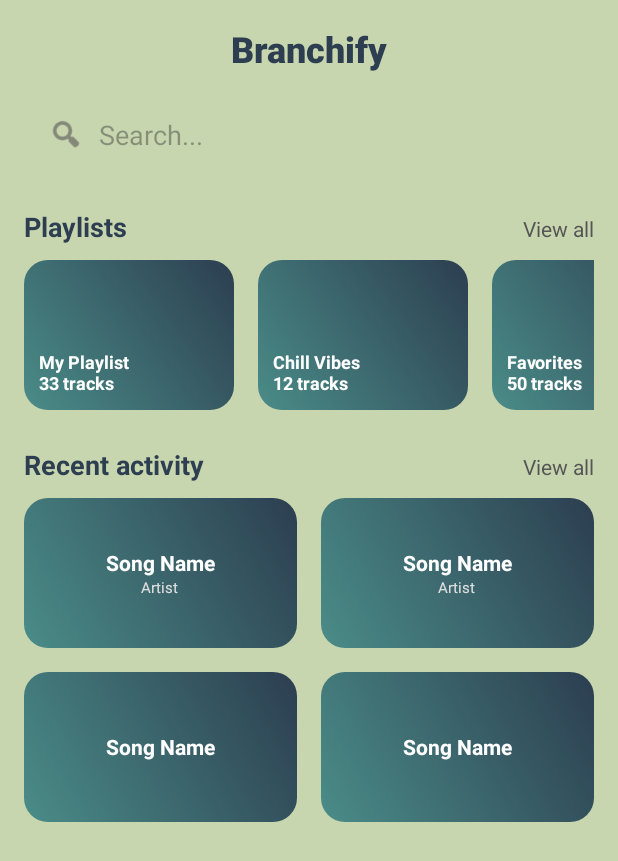
After one commit to Alime21/Branchify_Music_App, an Android app: the layout fragment_home.xml on its own in the app's theme, with its tools: preview values and no code run, on a phone screen of 412 x 824 dp. The commit adds this screen. Shown: the top 861 px of the screen. Run offline under Robolectric (Android 15) with nearby library versions, the phone set to English and light mode, and no system bars.

Commit message:
HomeScreen

```diff
--- a/app/src/main/AndroidManifest.xml
+++ b/app/src/main/AndroidManifest.xml
@@ -11,6 +11,7 @@
         android:roundIcon="@mipmap/ic_launcher_round"
         android:supportsRtl="true"
         android:theme="@style/Theme.Branchify_Mobile_app">
+        <activity android:name=".view.activities.MainActivity" />
         <activity
             android:name=".view.activities.Splash2Activity"
             android:exported="false" />
--- a/app/src/main/java/msku/ceng/madlab/branchify_mobile_app/view/activities/MainActivity.java
+++ b/app/src/main/java/msku/ceng/madlab/branchify_mobile_app/view/activities/MainActivity.java
@@ -21,18 +21,18 @@ public class MainActivity extends AppCompatActivity {
     @Override
     protected void onCreate(Bundle savedInstanceState) {
         super.onCreate(savedInstanceState);
-        setContentView(R.layout.activity_main); // İçinde BottomNav ve FrameLayout olan XML
+        setContentView(R.layout.activity_main); // XML containing BottomNav and FrameLayout
 
         bottomNavigationView = findViewById(R.id.bottom_navigation);
 
-        // 1. Uygulama ilk açıldığında varsayılan olarak HomeFragment (Playlists) görünsün
+        // 1.HomeFragment (Playlists) will appear by default when the app is first opened
         if (savedInstanceState == null) {
             getSupportFragmentManager().beginTransaction()
                     .replace(R.id.fragment_container, new HomeFragment())
                     .commit();
         }
 
-        // 2. Alt menüye tıklanınca ne olacağını belirleyen kod
+        // 2. Code that determines what happens when a submenu is clicked
         bottomNavigationView.setOnItemSelectedListener(item -> {
             Fragment selectedFragment = null;
             int itemId = item.getItemId();
@@ -49,7 +49,7 @@ public class MainActivity extends AppCompatActivity {
                 selectedFragment = new SettingsFragment();
             }
 
-            // Eğer geçerli bir fragment seçildiyse ekrana yükle
+            // If a valid fragment is selected, load it onto the screen
             if (selectedFragment != null) {
                 getSupportFragmentManager().beginTransaction()
                         .replace(R.id.fragment_container, selectedFragment)
--- a/app/src/main/java/msku/ceng/madlab/branchify_mobile_app/view/activities/Splash2Activity.java
+++ b/app/src/main/java/msku/ceng/madlab/branchify_mobile_app/view/activities/Splash2Activity.java
@@ -2,6 +2,8 @@ package msku.ceng.madlab.branchify_mobile_app.view.activities;
 
 import android.content.Intent;
 import android.os.Bundle;
+import android.view.View;
+import android.widget.Button;
 import android.widget.ImageView;
 
 import androidx.appcompat.app.AppCompatActivity;
@@ -17,20 +19,18 @@ public class Splash2Activity extends AppCompatActivity {
         super.onCreate(savedInstanceState);
         setContentView(R.layout.activity_splash2);
 
-        // Set the second tab as selected
-        TabLayout tabLayout = findViewById(R.id.tabLayout);
-        TabLayout.Tab tab = tabLayout.getTabAt(1);
-        if (tab != null) {
-            tab.select();
-        }
-
+        // 1. Find the button in the XML (write down whatever its ID is: btnNext, button2, etc.)
         ImageView nextArrow = findViewById(R.id.nextArrow2);
 
-        // when you click arrow it will go to MainActivity
-        nextArrow.setOnClickListener(v -> {
-            Intent intent = new Intent(Splash2Activity.this, msku.ceng.madlab.branchify_mobile_app.view.activities.MainActivity.class);
-            startActivity(intent);
-            finish();
+        // 2. write click event
+        nextArrow.setOnClickListener(new View.OnClickListener() {
+            @Override
+            public void onClick(View v) {
+                // home screen(MainActivity) pass code
+                Intent intent = new Intent(Splash2Activity.this, MainActivity.class);
+                startActivity(intent);
+                finish(); // When you press the back button, it does not return to splash
+            }
         });
     }
 }
--- /dev/null
+++ b/app/src/main/res/drawable/bg_gradient_card.xml
@@ -0,0 +1,8 @@
+<?xml version="1.0" encoding="utf-8"?>
+<shape xmlns:android="http://schemas.android.com/apk/res/android">
+    <gradient
+        android:startColor="#4A8C88"
+        android:endColor="#2C3E50"
+        android:angle="45"/>
+    <corners android:radius="16dp"/>
+</shape>
--- /dev/null
+++ b/app/src/main/res/drawable/bg_rounded_search.xml
@@ -0,0 +1,5 @@
+<?xml version="1.0" encoding="utf-8"?>
+<selector xmlns:android="http://schemas.android.com/apk/res/android">
+    <shape xmlns:android="http://schemas.android.com/apk/res/android">
+        <solid android:color="#B4C698"/> <corners android:radius="20dp"/> </shape>
+</selector>
--- /dev/null
+++ b/app/src/main/res/layout/fragment_home.xml
@@ -0,0 +1,249 @@
+<?xml version="1.0" encoding="utf-8"?>
+<androidx.core.widget.NestedScrollView
+    xmlns:android="http://schemas.android.com/apk/res/android"
+    xmlns:app="http://schemas.android.com/apk/res-auto"
+    android:layout_width="match_parent"
+    android:layout_height="match_parent"
+    android:background="#C8D6AF"
+    android:padding="16dp">
+    <LinearLayout
+        android:layout_width="match_parent"
+        android:layout_height="wrap_content"
+        android:orientation="vertical">
+
+        <TextView
+            android:layout_width="match_parent"
+            android:layout_height="wrap_content"
+            android:text="Branchify"
+            android:fontFamily="sans-serif-black"
+            android:textAlignment="center"
+            android:textColor="#2C3E50"
+            android:textSize="24sp"
+            android:layout_marginBottom="16dp"/>
+
+        <LinearLayout
+            android:layout_width="match_parent"
+            android:layout_height="50dp"
+            android:background="@drawable/bg_rounded_search"
+            android:gravity="center_vertical"
+            android:orientation="horizontal"
+            android:paddingHorizontal="16dp"
+            android:layout_marginBottom="24dp">
+
+            <ImageView
+                android:layout_width="24dp"
+                android:layout_height="24dp"
+                android:src="@android:drawable/ic_menu_search"
+                app:tint="#555555"/>
+
+            <EditText
+                android:layout_width="match_parent"
+                android:layout_height="wrap_content"
+                android:background="@null"
+                android:hint="Search..."
+                android:textColor="#2C3E50"
+                android:layout_marginStart="10dp"/>
+        </LinearLayout>
+
+        <LinearLayout
+            android:layout_width="match_parent"
+            android:layout_height="wrap_content"
+            android:orientation="horizontal"
+            android:layout_marginBottom="10dp">
+
+            <TextView
+                android:layout_width="0dp"
+                android:layout_height="wrap_content"
+                android:layout_weight="1"
+                android:text="Playlists"
+                android:textStyle="bold"
+                android:textColor="#2C3E50"
+                android:textSize="18sp"/>
+
+            <TextView
+                android:layout_width="wrap_content"
+                android:layout_height="wrap_content"
+                android:text="View all"
+                android:textColor="#555555"/>
+        </LinearLayout>
+
+        <HorizontalScrollView
+            android:layout_width="match_parent"
+            android:layout_height="wrap_content"
+            android:scrollbars="none"
+            android:layout_marginBottom="24dp">
+
+            <LinearLayout
+                android:layout_width="wrap_content"
+                android:layout_height="wrap_content"
+                android:orientation="horizontal">
+
+                <LinearLayout
+                    android:layout_width="140dp"
+                    android:layout_height="100dp"
+                    android:background="@drawable/bg_gradient_card"
+                    android:gravity="bottom"
+                    android:padding="10dp"
+                    android:layout_marginEnd="16dp">
+
+                    <TextView
+                        android:layout_width="wrap_content"
+                        android:layout_height="wrap_content"
+                        android:text="My Playlist\n33 tracks"
+                        android:textColor="#FFFFFF"
+                        android:textSize="12sp"
+                        android:textStyle="bold"/>
+                </LinearLayout>
+
+                <LinearLayout
+                    android:layout_width="140dp"
+                    android:layout_height="100dp"
+                    android:background="@drawable/bg_gradient_card"
+                    android:gravity="bottom"
+                    android:padding="10dp"
+                    android:layout_marginEnd="16dp">
+
+                    <TextView
+                        android:layout_width="wrap_content"
+                        android:layout_height="wrap_content"
+                        android:text="Chill Vibes\n12 tracks"
+                        android:textColor="#FFFFFF"
+                        android:textSize="12sp"
+                        android:textStyle="bold"/>
+                </LinearLayout>
+
+                <LinearLayout
+                    android:layout_width="140dp"
+                    android:layout_height="100dp"
+                    android:background="@drawable/bg_gradient_card"
+                    android:gravity="bottom"
+                    android:padding="10dp">
+
+                    <TextView
+                        android:layout_width="wrap_content"
+                        android:layout_height="wrap_content"
+                        android:text="Favorites\n50 tracks"
+                        android:textColor="#FFFFFF"
+                        android:textSize="12sp"
+                        android:textStyle="bold" />
+                </LinearLayout>
+            </LinearLayout>
+        </HorizontalScrollView>
+
+
+        <LinearLayout
+            android:layout_width="match_parent"
+            android:layout_height="wrap_content"
+            android:orientation="horizontal"
+            android:layout_marginBottom="10dp">
+
+            <TextView
+                android:layout_width="0dp"
+                android:layout_height="wrap_content"
+                android:layout_weight="1"
+                android:text="Recent activity"
+                android:textStyle="bold"
+                android:textColor="#2C3E50"
+                android:textSize="18sp"/>
+
+            <TextView
+                android:layout_width="wrap_content"
+                android:layout_height="wrap_content"
+                android:text="View all"
+                android:textColor="#555555"/>
+        </LinearLayout>
+
+        <GridLayout
+            android:layout_width="match_parent"
+            android:layout_height="wrap_content"
+            android:columnCount="2"
+            android:rowCount="2">
+
+            <LinearLayout
+                android:layout_width="0dp"
+                android:layout_height="100dp"
+                android:layout_columnWeight="1"
+                android:layout_marginEnd="8dp"
+                android:layout_marginBottom="16dp"
+                android:background="@drawable/bg_gradient_card"
+                android:gravity="center"
+                android:orientation="vertical">
+
+                <TextView
+                    android:layout_width="wrap_content"
+                    android:layout_height="wrap_content"
+                    android:text="Song Name"
+                    android:textColor="#FFFFFF"
+                    android:textStyle="bold"/>
+                <TextView
+                    android:layout_width="wrap_content"
+                    android:layout_height="wrap_content"
+                    android:text="Artist"
+                    android:textColor="#E0E0E0"
+                    android:textSize="10sp"/>
+            </LinearLayout>
+
+            <LinearLayout
+                android:layout_width="0dp"
+                android:layout_height="100dp"
+                android:layout_columnWeight="1"
+                android:layout_marginStart="8dp"
+                android:layout_marginBottom="16dp"
+                android:background="@drawable/bg_gradient_card"
+                android:gravity="center"
+                android:orientation="vertical">
+
+                <TextView
+                    android:layout_width="wrap_content"
+                    android:layout_height="wrap_content"
+                    android:text="Song Name"
+                    android:textColor="#FFFFFF"
+                    android:textStyle="bold"/>
+                <TextView
+                    android:layout_width="wrap_content"
+                    android:layout_height="wrap_content"
+                    android:text="Artist"
+                    android:textColor="#E0E0E0"
+                    android:textSize="10sp"/>
+            </LinearLayout>
+
+            <LinearLayout
+                android:layout_width="0dp"
+                android:layout_height="100dp"
+                android:layout_columnWeight="1"
+                android:layout_marginEnd="8dp"
+                android:layout_marginBottom="16dp"
+                android:background="@drawable/bg_gradient_card"
+                android:gravity="center"
+                android:orientation="vertical">
+
+                <TextView
+                    android:layout_width="wrap_content"
+                    android:layout_height="wrap_content"
+                    android:text="Song Name"
+                    android:textColor="#FFFFFF"
+                    android:textStyle="bold"/>
+            </LinearLayout>
+
+            <LinearLayout
+                android:layout_width="0dp"
+                android:layout_height="100dp"
+                android:layout_columnWeight="1"
+                android:layout_marginStart="8dp"
+                android:layout_marginBottom="16dp"
+                android:background="@drawable/bg_gradient_card"
+                android:gravity="center"
+                android:orientation="vertical">
+
+                <TextView
+                    android:layout_width="wrap_content"
+                    android:layout_height="wrap_content"
+                    android:text="Song Name"
+                    android:textColor="#FFFFFF"
+                    android:textStyle="bold"/>
+            </LinearLayout>
+
+        </GridLayout>
+
+    </LinearLayout>
+</androidx.core.widget.NestedScrollView>
```
